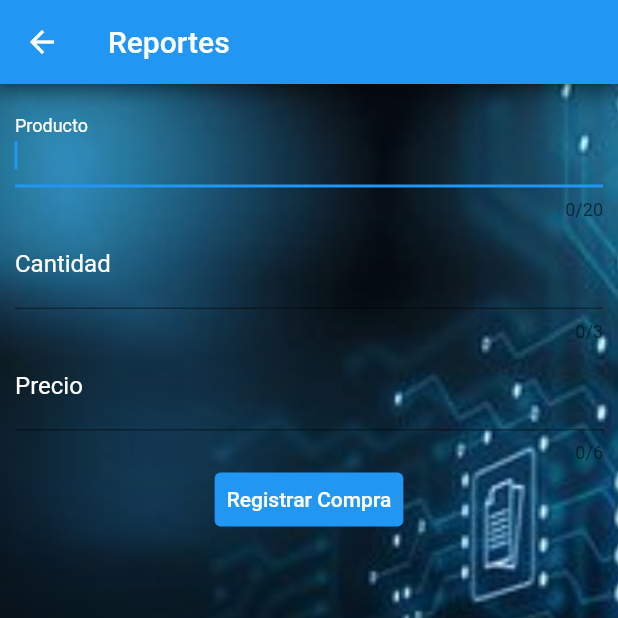
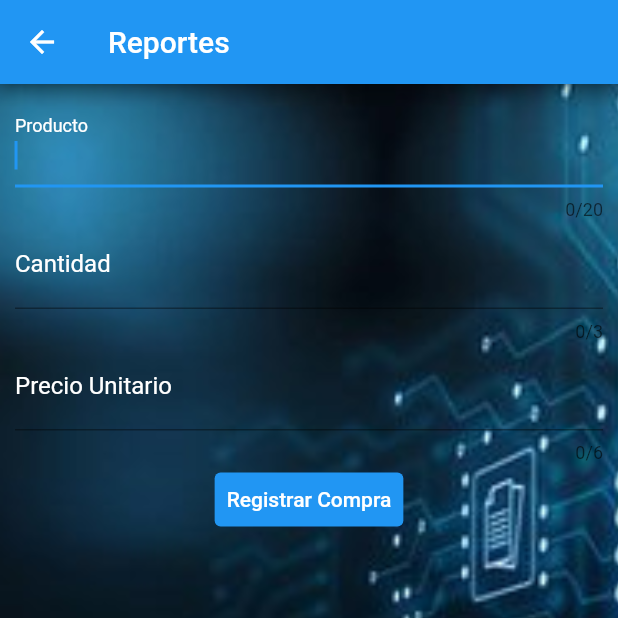
Before and after one commit to Daxerder/Facturarion_APK, a Flutter app: the Crear_Producto screen opened directly, on a phone screen of 412 x 824 dp, the top half of it. Run offline on Flutter 3.47's test engine with Material 2 defaults, Android fonts, the phone set to English and light mode, and no system bars; our stand-ins replace cloud_firestore, firebase_core, firebase_storage, open_file, sqflite, webview_flutter; accounts and stored records are empty.

Commit message:
descripcion productos

```diff
--- a/lib/pag_secundarias/crear_prod.dart
+++ b/lib/pag_secundarias/crear_prod.dart
@@ -62,7 +62,7 @@ class _Crear_Producto extends State<Crear_Producto> {
                   keyboardType: TextInputType.number,
                   maxLength: 6,
                   decoration: const InputDecoration(
-                      labelText: 'Precio',
+                      labelText: 'Precio Unitario',
                       labelStyle: TextStyle(color: Colors.white)),
                   style: const TextStyle(color: Colors.white),
                   controller: _precio,
--- a/lib/pag_secundarias/modf_prod.dart
+++ b/lib/pag_secundarias/modf_prod.dart
@@ -57,7 +57,7 @@ class _Modf_Producto extends State<Modf_Producto> {
               TextFormField(
                 keyboardType: TextInputType.number,
                 decoration: const InputDecoration(
-                    labelText: 'Precio',
+                    labelText: 'Precio Unitario',
                     labelStyle: TextStyle(color: Colors.white)),
                 style: const TextStyle(color: Colors.white),
                 controller: _precio,
```
